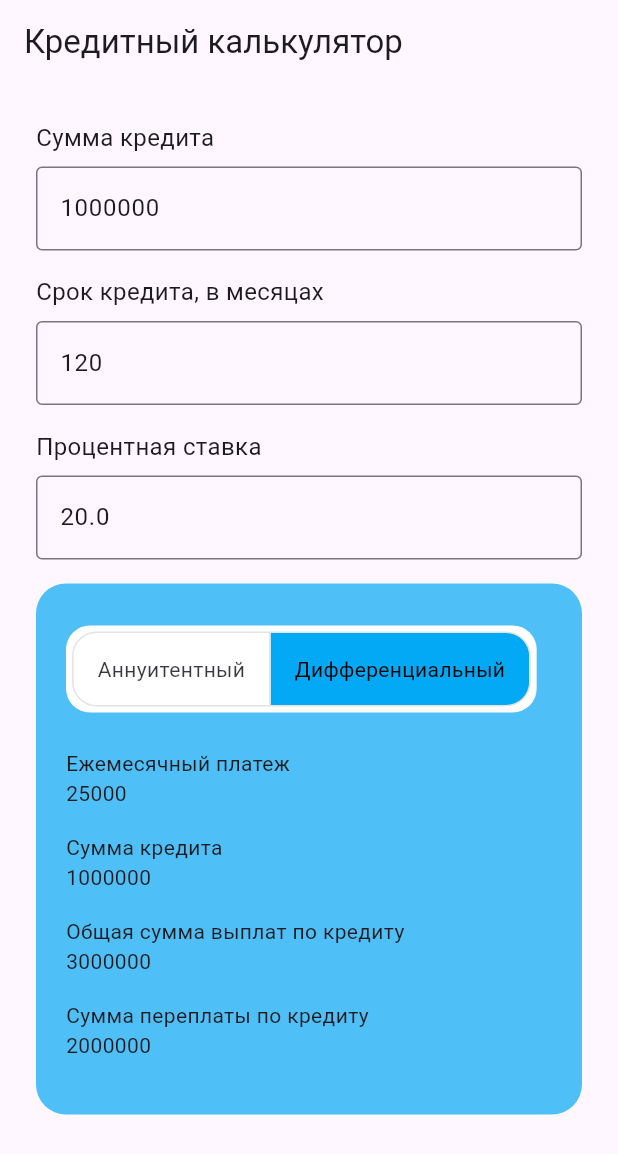
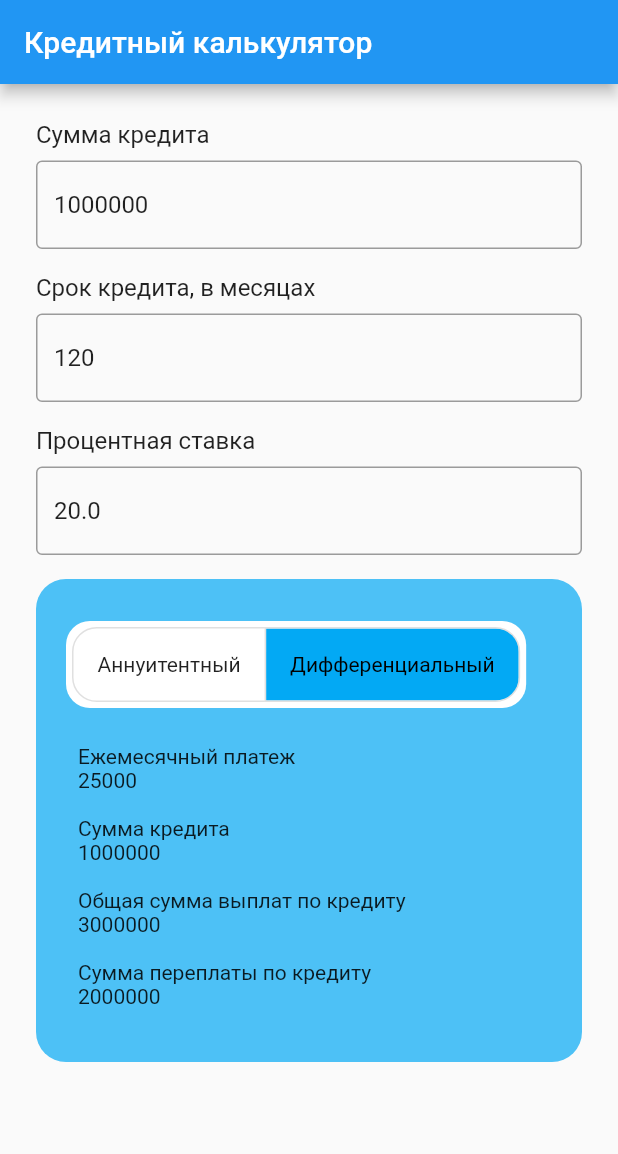
Before and after one commit to Baroynag/mortgage_calculator, a Flutter app: the screen it shows after launch, after a tap on "Дифференциальный", on a phone screen of 412 x 824 dp. Shown: the top 1154 px of the screen. Run offline on Flutter 3.47's test engine with Material 3 defaults, Android fonts, the light colour scheme and no system bars; our stand-ins replace flutter_bloc.

Commit message:
Add themes

```diff
--- a/lib/loan_calculator/loan_calculator_screen.dart
+++ b/lib/loan_calculator/loan_calculator_screen.dart
@@ -6,6 +6,7 @@
 import 'package:mortgage_calculator/bloc/loan_calculator_state.dart';
 import 'package:mortgage_calculator/domain/loan_error.dart';
 import 'package:mortgage_calculator/helpers/input_formatter.dart';
+import 'package:mortgage_calculator/loan_calculator/loan_calculator_screen_theme.dart';
 import 'package:mortgage_calculator/widgets/calcultor_payment_card.dart';
 import 'package:mortgage_calculator/widgets/input_field.dart';
 
@@ -34,7 +35,10 @@
     );
   }
 
-  Widget _buildContent(BuildContext context) {
+  Widget _buildContent(
+    BuildContext context,
+  ) {
+    final theme = LoanCalculatorTheme.of(context);
     final bloc = context.read<LoanCalculatorBloc>();
     final state = bloc.state as LoanCalculatorState;
     final calculator = state.calculator;
@@ -43,7 +47,7 @@
       LengthLimitingTextInputFormatter(9),
     ];
     return Padding(
-      padding: const EdgeInsets.all(24),
+      padding: theme?.padding ?? EdgeInsets.zero,
       child: SingleChildScrollView(
         child: Column(
           crossAxisAlignment: CrossAxisAlignment.stretch,
@@ -61,7 +65,7 @@
                 );
               },
             ),
-            _fieldDelimiter(),
+            _fieldDelimiter(theme),
             InputField(
               value: calculator.loanPeriod.toString(),
               keyboardType: TextInputType.number,
@@ -75,7 +79,7 @@
                 );
               },
             ),
-            _fieldDelimiter(),
+            _fieldDelimiter(theme),
             InputField(
               value: calculator.rate.toString(),
               inputFormatters: [
@@ -94,8 +98,8 @@
                 ));
               },
             ),
-            _buildLoanAmountBoundsError(context),
-            _fieldDelimiter(),
+            _buildLoanAmountBoundsError(context, theme),
+            _fieldDelimiter(theme),
             _buildPaymentInfoCard(context),
           ],
         ),
@@ -103,7 +107,10 @@
     );
   }
 
-  Widget _buildLoanAmountBoundsError(BuildContext context) {
+  Widget _buildLoanAmountBoundsError(
+    BuildContext context,
+    LoanCalculatorTheme? theme,
+  ) {
     final bloc = context.read<LoanCalculatorBloc>();
     final state = bloc.state as LoanCalculatorState;
     final calculator = state.calculator;
@@ -112,10 +119,10 @@
     return boundError == null
         ? const SizedBox()
         : Padding(
-            padding: const EdgeInsets.all(8),
+            padding: theme?.errorTextPadding ?? EdgeInsets.zero,
             child: Text(
               boundError.message,
-              style: const TextStyle(color: Colors.red, fontSize: 14),
+              style: theme?.errorTextStyle,
             ),
           );
   }
@@ -142,5 +149,6 @@
     }
   }
 
-  Widget _fieldDelimiter() => const SizedBox(height: 16);
+  Widget _fieldDelimiter(LoanCalculatorTheme? theme) =>
+      SizedBox(height: theme?.rowSpacing);
 }
--- /dev/null
+++ b/lib/loan_calculator/loan_calculator_screen_theme.dart
@@ -0,0 +1,31 @@
+import 'package:flutter/material.dart';
+
+class LoanCalculatorTheme extends ThemeExtension<LoanCalculatorTheme> {
+  static LoanCalculatorTheme? of(BuildContext context) =>
+      Theme.of(context).extension<LoanCalculatorTheme>();
+
+  final TextStyle? errorTextStyle;
+  final EdgeInsetsGeometry? errorTextPadding;
+  final EdgeInsetsGeometry? padding;
+  final double? rowSpacing;
+
+  const LoanCalculatorTheme({
+    this.errorTextStyle,
+    this.errorTextPadding,
+    this.padding,
+    this.rowSpacing,
+  });
+
+  @override
+  ThemeExtension<LoanCalculatorTheme> lerp(
+    ThemeExtension<LoanCalculatorTheme>? other,
+    double t,
+  ) {
+    return this;
+  }
+
+  @override
+  ThemeExtension<LoanCalculatorTheme> copyWith() {
+    throw UnimplementedError();
+  }
+}
--- a/lib/main.dart
+++ b/lib/main.dart
@@ -1,5 +1,6 @@
 import 'package:flutter/material.dart';
 import 'package:mortgage_calculator/loan_calculator/loan_calculator_screen.dart';
+import 'package:mortgage_calculator/theme.dart';
 
 void main() {
   runApp(const MyApp());
@@ -10,8 +11,9 @@
 
   @override
   Widget build(BuildContext context) {
-    return const MaterialApp(
-      home: LoanCalculatorScreen(),
+    return MaterialApp(
+      theme: getAppTheme(),
+      home: const LoanCalculatorScreen(),
     );
   }
 }
--- /dev/null
+++ b/lib/theme.dart
@@ -0,0 +1,46 @@
+import 'package:flutter/material.dart';
+import 'package:mortgage_calculator/loan_calculator/loan_calculator_screen_theme.dart';
+import 'package:mortgage_calculator/widgets/calcultor_payment_card_theme.dart';
+
+LoanCalculatorTheme getLoanCalculatorTheme() {
+  return const LoanCalculatorTheme(
+      errorTextStyle: TextStyle(color: Colors.red, fontSize: 14),
+      errorTextPadding: EdgeInsets.all(8),
+      padding: EdgeInsets.all(24),
+      rowSpacing: 16);
+}
+
+CalculatorPaymentCardTheme getCalculatorPaymentCardTheme() {
+  return CalculatorPaymentCardTheme(
+    padding: const EdgeInsets.symmetric(horizontal: 20, vertical: 28),
+    decoration: BoxDecoration(
+      borderRadius: BorderRadius.circular(20),
+      color: Colors.lightBlue.withOpacity(0.7),
+    ),
+    selectorPadding: const EdgeInsets.all(4),
+    selectorDecoration: BoxDecoration(
+      color: Colors.white,
+      borderRadius: BorderRadius.circular(16),
+    ),
+    borderRadius: BorderRadius.circular(16),
+    fillColor: Colors.lightBlue,
+    selectedColor: Colors.black,
+    selectorTextPadding: const EdgeInsets.symmetric(
+      horizontal: 16,
+      vertical: 8,
+    ),
+    fieldPadding: const EdgeInsets.all(8.0),
+    spacing: 16,
+    textMaxLines: 1,
+  );
+}
+
+ThemeData getAppTheme() {
+  return ThemeData(
+    useMaterial3: false,
+    extensions: <ThemeExtension<dynamic>>[
+      getLoanCalculatorTheme(),
+      getCalculatorPaymentCardTheme(),
+    ],
+  );
+}
--- a/lib/widgets/calcultor_payment_card.dart
+++ b/lib/widgets/calcultor_payment_card.dart
@@ -1,5 +1,6 @@
 import 'package:flutter/material.dart';
 import 'package:mortgage_calculator/domain/payment_type.dart';
+import 'package:mortgage_calculator/widgets/calcultor_payment_card_theme.dart';
 
 class CalculatorPaymentCard extends StatelessWidget {
   final PaymentType type;
@@ -21,32 +22,33 @@
 
   @override
   Widget build(BuildContext context) {
+    final theme = CalculatorPaymentCardTheme.of(context);
     return Container(
-      padding: const EdgeInsets.symmetric(horizontal: 20, vertical: 28),
-      decoration: BoxDecoration(
-        borderRadius: BorderRadius.circular(20),
-        color: Colors.lightBlue.withOpacity(0.7),
-      ),
+      padding: theme?.padding,
+      decoration: theme?.decoration,
       child: Column(
         mainAxisAlignment: MainAxisAlignment.center,
         crossAxisAlignment: CrossAxisAlignment.start,
         children: [
           Container(
-            padding: const EdgeInsets.all(4),
-            decoration: BoxDecoration(
-              color: Colors.white,
-              borderRadius: BorderRadius.circular(16),
+            padding: theme?.selectorPadding,
+            decoration: theme?.selectorDecoration,
+            child: _buildPaymentTypeSelector1(
+              context,
+              theme,
             ),
-            child: _buildPaymentTypeSelector(context),
           ),
-          const SizedBox(height: 16),
-          ..._buildInfoRows(context),
+          SizedBox(height: theme?.spacing),
+          ..._buildInfoRows(context, theme),
         ],
       ),
     );
   }
 
-  Widget _buildPaymentTypeSelector(BuildContext context) {
+  Widget _buildPaymentTypeSelector1(
+    BuildContext context,
+    CalculatorPaymentCardTheme? theme,
+  ) {
     const supportToggles = PaymentType.values;
     int selectedIndex = supportToggles.indexOf(type);
     return Column(
@@ -61,12 +63,12 @@
             final selectedType = supportToggles[index];
             onPaymentTypeSelected?.call(selectedType);
           },
-          borderRadius: BorderRadius.circular(16),
-          fillColor: Colors.lightBlue,
-          selectedColor: Colors.black,
+          borderRadius: theme?.borderRadius,
+          fillColor: theme?.fillColor,
+          selectedColor: theme?.selectedColor,
           children: supportToggles.map((paymentType) {
             return Padding(
-              padding: const EdgeInsets.symmetric(horizontal: 16, vertical: 8),
+              padding: theme?.selectorTextPadding ?? EdgeInsets.zero,
               child: Text(paymentType.title()),
             );
           }).toList(),
@@ -75,29 +77,37 @@
     );
   }
 
-  List<Widget> _buildInfoRows(BuildContext context) {
+  List<Widget> _buildInfoRows(
+    BuildContext context,
+    CalculatorPaymentCardTheme? theme,
+  ) {
     final infoRows = [
       _buildField(
         context,
         "Ежемесячный платеж",
         monthlyPayment.toString(),
+        theme,
       ),
       _buildField(
         context,
         "Cумма кредита",
         loanAmount.toString(),
+        theme,
       ),
       _buildField(
         context,
         "Общая сумма выплат по кредиту",
         totalPaymentSum.toString(),
+        theme,
       ),
       _buildField(
         context,
         "Сумма переплаты по кредиту",
         totalOverPaymentSum.toString(),
+        theme,
       ),
     ];
+
     return infoRows;
   }
 
@@ -105,13 +115,17 @@
     BuildContext context,
     String title,
     String description,
+    CalculatorPaymentCardTheme? theme,
   ) {
     return Padding(
-      padding: const EdgeInsets.symmetric(vertical: 8.0),
+      padding: theme?.fieldPadding ?? EdgeInsets.zero,
       child: Column(
         crossAxisAlignment: CrossAxisAlignment.start,
         mainAxisAlignment: MainAxisAlignment.start,
-        children: [Text(title, maxLines: 1), Text(description)],
+        children: [
+          Text(title, maxLines: theme?.textMaxLines),
+          Text(description),
+        ],
       ),
     );
   }
--- /dev/null
+++ b/lib/widgets/calcultor_payment_card_theme.dart
@@ -0,0 +1,46 @@
+import 'package:flutter/material.dart';
+
+class CalculatorPaymentCardTheme
+    extends ThemeExtension<CalculatorPaymentCardTheme> {
+  static CalculatorPaymentCardTheme? of(BuildContext context) =>
+      Theme.of(context).extension<CalculatorPaymentCardTheme>();
+
+  final EdgeInsetsGeometry? padding;
+  final Decoration? decoration;
+  final EdgeInsetsGeometry? selectorPadding;
+  final Decoration? selectorDecoration;
+  final BorderRadius? borderRadius;
+  final Color? fillColor;
+  final Color? selectedColor;
+  final EdgeInsetsGeometry? selectorTextPadding;
+  final EdgeInsetsGeometry? fieldPadding;
+  final double? spacing;
+  final int? textMaxLines;
+
+  const CalculatorPaymentCardTheme({
+    this.padding,
+    this.decoration,
+    this.selectorPadding,
+    this.selectorDecoration,
+    this.borderRadius,
+    this.fillColor,
+    this.selectedColor,
+    this.selectorTextPadding,
+    this.fieldPadding,
+    this.spacing,
+    this.textMaxLines,
+  });
+
+  @override
+  ThemeExtension<CalculatorPaymentCardTheme> lerp(
+    ThemeExtension<CalculatorPaymentCardTheme>? other,
+    double t,
+  ) {
+    return this;
+  }
+
+  @override
+  CalculatorPaymentCardTheme copyWith() {
+    return const CalculatorPaymentCardTheme();
+  }
+}
```
